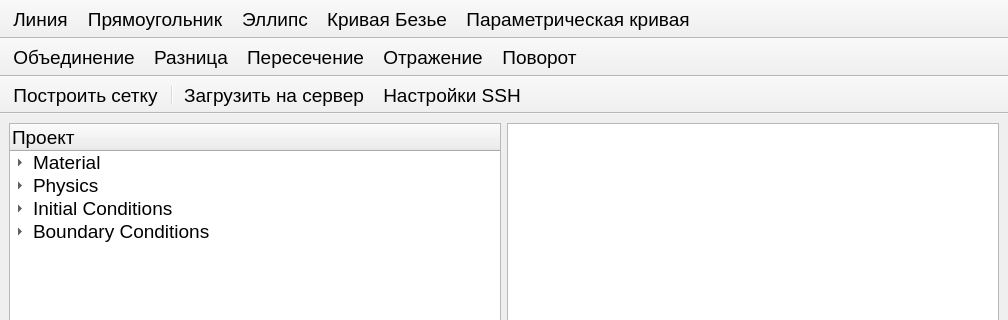
This is modules/data/src/ui/template.ui in baltikaa9/comsol-free as Qt 5 draws it before an edit; both pictures show x 0 to 1008 and y 0 to 320 of the 1008 by 600 pixel window. The edited form follows.
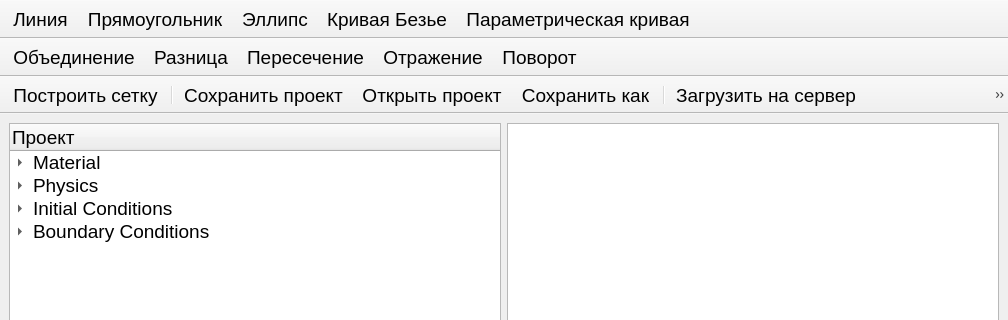
This is the edited form. Icons and pictures are not drawn. Custom widgets are drawn as their Qt base class.

```diff
--- a/modules/data/src/ui/template.ui
+++ b/modules/data/src/ui/template.ui
@@ -177,6 +177,10 @@
    </attribute>
    <addaction name="actionBuildMesh" />
    <addaction name="separator" />
+   <addaction name="actionSaveProject" />
+   <addaction name="actionOpenProject" />
+   <addaction name="actionSaveProjectAs" />
+   <addaction name="separator" />
    <addaction name="actionUploadSSH" />
    <addaction name="actionSSHSettings" />
   </widget>
@@ -251,6 +255,30 @@
     <iconset theme="preferences-system-network" />
    </property>
   </action>
+  <action name="actionSaveProject">
+   <property name="text">
+    <string>Сохранить проект</string>
+   </property>
+   <property name="icon">
+    <iconset theme="document-save" />
+   </property>
+  </action>
+  <action name="actionOpenProject">
+   <property name="text">
+    <string>Открыть проект</string>
+   </property>
+   <property name="icon">
+    <iconset theme="document-open" />
+   </property>
+  </action>
+  <action name="actionSaveProjectAs">
+   <property name="text">
+    <string>Сохранить как...</string>
+   </property>
+   <property name="icon">
+    <iconset theme="document-save-as" />
+   </property>
+  </action>
  </widget>
  <customwidgets>
   <customwidget>
```
